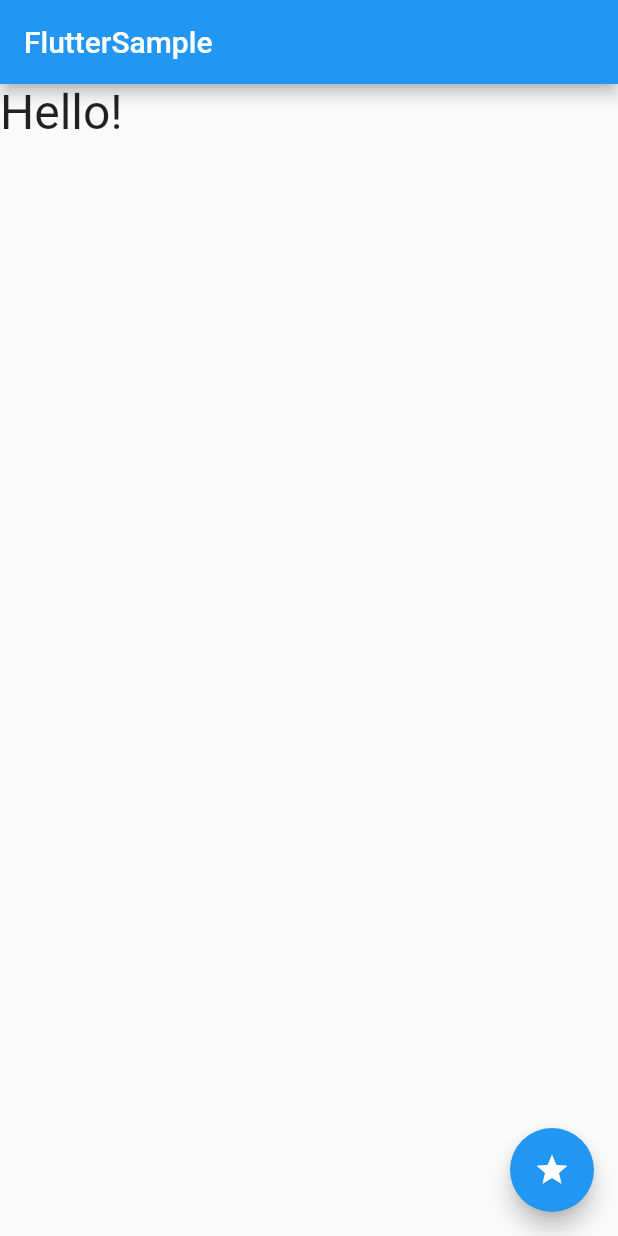
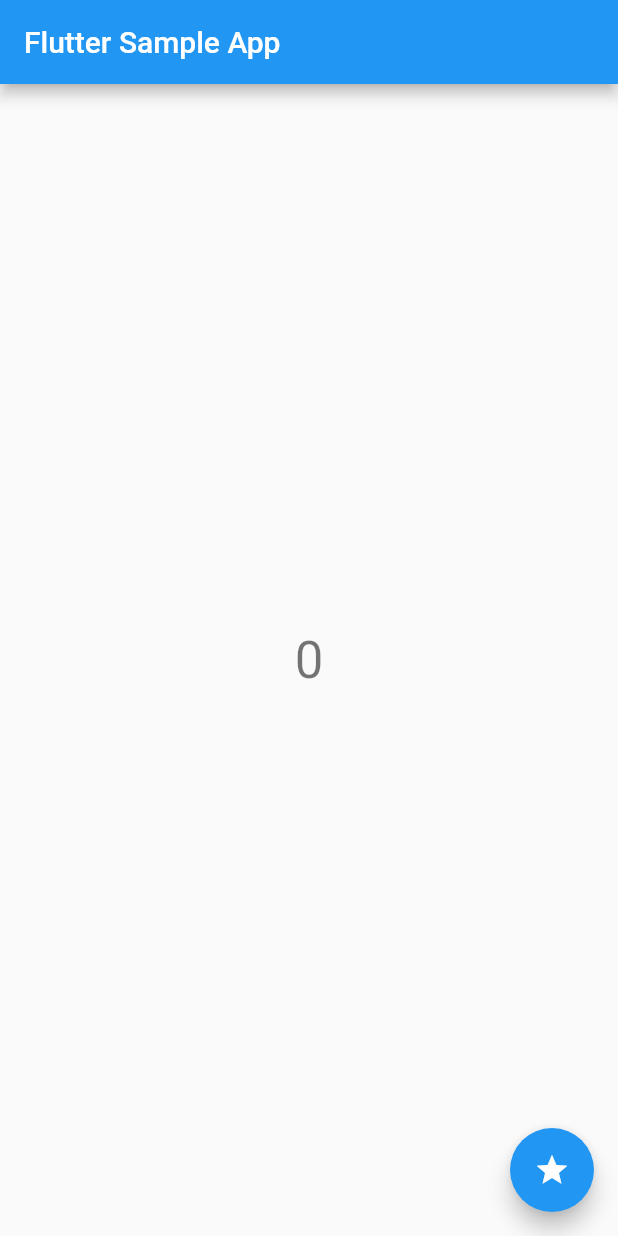
Before and after one commit to Chiharu-Hagihara/helloworld_flutter, a Flutter app: the screen it shows after launch, on a phone screen of 412 x 824 dp. Run offline on Flutter 3.47's test engine with Material 2 defaults, Android fonts, the phone set to English and light mode, and no system bars.

Commit message:
Click Counter

```diff
--- a/lib/main.dart
+++ b/lib/main.dart
@@ -3,22 +3,20 @@ import 'package:flutter/material.dart';
 void main() => runApp(new MyApp());
 
 class MyApp extends StatelessWidget {
-  final title = 'FlutterSample';
-
   @override
   Widget build(BuildContext context) {
     return new MaterialApp(
       title: 'Flutter Demo',
-      home: new MyHomePage(
-          title: this.title,
+      theme: new ThemeData(
+        primarySwatch: Colors.blue
       ),
+      home: new MyHomePage(title: 'Flutter Sample App'),
     );
   }
 }
 
 class MyHomePage extends StatefulWidget {
-  MyHomePage({this.title}): super();
-
+  MyHomePage({Key key, this.title}) : super(key: key);
   final String title;
 
   @override
@@ -26,33 +24,36 @@ class MyHomePage extends StatefulWidget {
 }
 
 class _MyHomePageState extends State<MyHomePage> {
-  String _message;
+  int _counter = 0;
 
-  @override
-  void initState() {
-    super.initState();
-    _message = 'Hello!';
-  }
-
-  void _setMessage(){
+  void _incrementCounter() {
     setState(() {
-      _message = 'tapped!';
+      _counter++;
     });
   }
 
   @override
   Widget build(BuildContext context) {
-
     return Scaffold(
       appBar: AppBar(
         title: Text(widget.title),
       ),
-      body: Text(
-        _message,
-        style: TextStyle(fontSize: 32.0),
+
+      body: Center(
+        child: Column(
+          mainAxisAlignment: MainAxisAlignment.center,
+
+          children: <Widget>[
+            Text(
+              '$_counter',
+              style: Theme.of(context).textTheme.display1,
+            )
+          ],
+        ),
       ),
+
       floatingActionButton: FloatingActionButton(
-        onPressed: _setMessage,
+        onPressed: _incrementCounter,
         tooltip: 'set message.',
         child: Icon(Icons.star),
       ),
```
Also changed, not shown: 1 other file.
